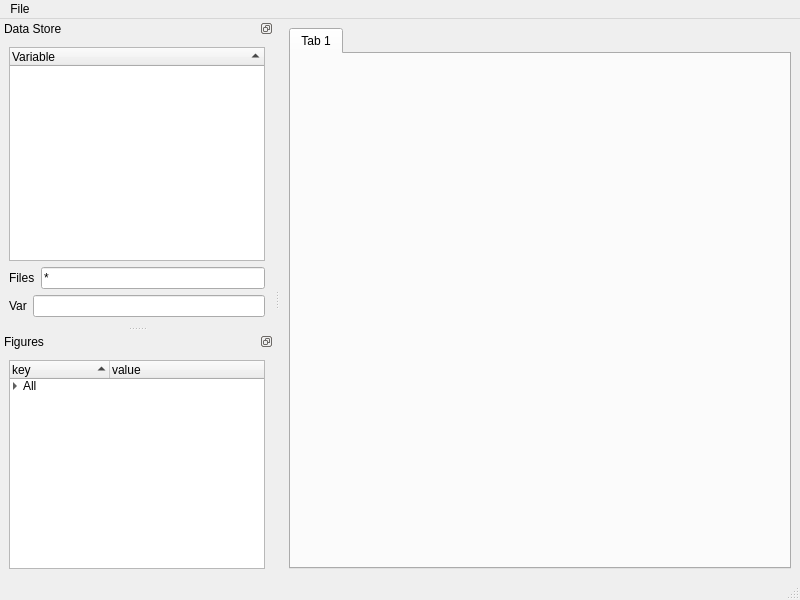
Above: pylook/ui/pylook.ui from AntSimi/PyLook before the change. Below: the same form after it.
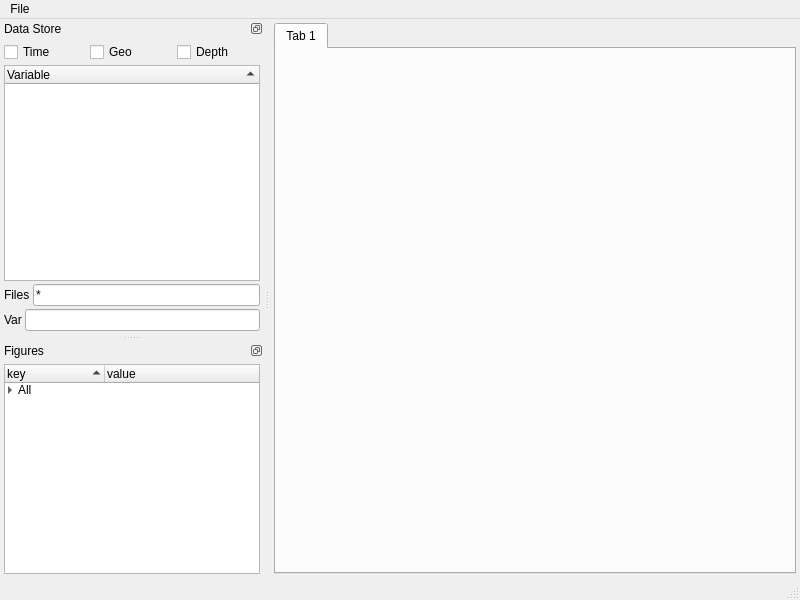
That is the form after the change. Icons and pictures are not drawn. Custom widgets are drawn as their Qt base class.

```diff
--- a/pylook/ui/pylook.ui
+++ b/pylook/ui/pylook.ui
@@ -22,6 +22,21 @@
   </property>
   <widget class="QWidget" name="centralwidget">
    <layout class="QVBoxLayout" name="verticalLayout">
+    <property name="spacing">
+     <number>3</number>
+    </property>
+    <property name="leftMargin">
+     <number>4</number>
+    </property>
+    <property name="topMargin">
+     <number>4</number>
+    </property>
+    <property name="rightMargin">
+     <number>4</number>
+    </property>
+    <property name="bottomMargin">
+     <number>4</number>
+    </property>
     <item>
      <widget class="TabWidget" name="figures_tab_dock">
       <property name="currentIndex">
@@ -69,11 +84,60 @@
    </attribute>
    <widget class="QWidget" name="data_widget">
     <layout class="QVBoxLayout" name="data_layout">
+     <property name="spacing">
+      <number>3</number>
+     </property>
+     <property name="leftMargin">
+      <number>4</number>
+     </property>
+     <property name="topMargin">
+      <number>4</number>
+     </property>
+     <property name="rightMargin">
+      <number>4</number>
+     </property>
+     <property name="bottomMargin">
+      <number>4</number>
+     </property>
+     <item>
+      <layout class="QHBoxLayout" name="checkbox_layout">
+       <property name="spacing">
+        <number>3</number>
+       </property>
+       <item>
+        <widget class="QCheckBox" name="checkbox_time">
+         <property name="text">
+          <string>Time</string>
+         </property>
+        </widget>
+       </item>
+       <item>
+        <widget class="QCheckBox" name="checkbox_geo">
+         <property name="text">
+          <string>Geo</string>
+         </property>
+         <property name="checked">
+          <bool>false</bool>
+         </property>
+        </widget>
+       </item>
+       <item>
+        <widget class="QCheckBox" name="checkbox_depth">
+         <property name="text">
+          <string>Depth</string>
+         </property>
+        </widget>
+       </item>
+      </layout>
+     </item>
      <item>
       <widget class="DataTree" name="data_tree">
        <property name="editTriggers">
         <set>QAbstractItemView::NoEditTriggers</set>
        </property>
+       <property name="indentation">
+        <number>10</number>
+       </property>
        <property name="sortingEnabled">
         <bool>true</bool>
        </property>
@@ -92,6 +156,9 @@
      </item>
      <item>
       <layout class="QHBoxLayout" name="filter_layout">
+       <property name="spacing">
+        <number>3</number>
+       </property>
        <item>
         <widget class="QLabel" name="label_path">
          <property name="text">
@@ -110,6 +177,9 @@
      </item>
      <item>
       <layout class="QHBoxLayout" name="horizontalLayout">
+       <property name="spacing">
+        <number>3</number>
+       </property>
        <item>
         <widget class="QLabel" name="label_var">
          <property name="text">
@@ -140,6 +210,21 @@
    </attribute>
    <widget class="QWidget" name="figures_widget">
     <layout class="QVBoxLayout" name="figures_layout">
+     <property name="spacing">
+      <number>3</number>
+     </property>
+     <property name="leftMargin">
+      <number>4</number>
+     </property>
+     <property name="topMargin">
+      <number>4</number>
+     </property>
+     <property name="rightMargin">
+      <number>4</number>
+     </property>
+     <property name="bottomMargin">
+      <number>4</number>
+     </property>
      <item>
       <widget class="FiguresTree" name="figures_tree">
        <property name="autoFillBackground">
```
Left out of the diff: 48 changed lines with no effect on the pictures.
